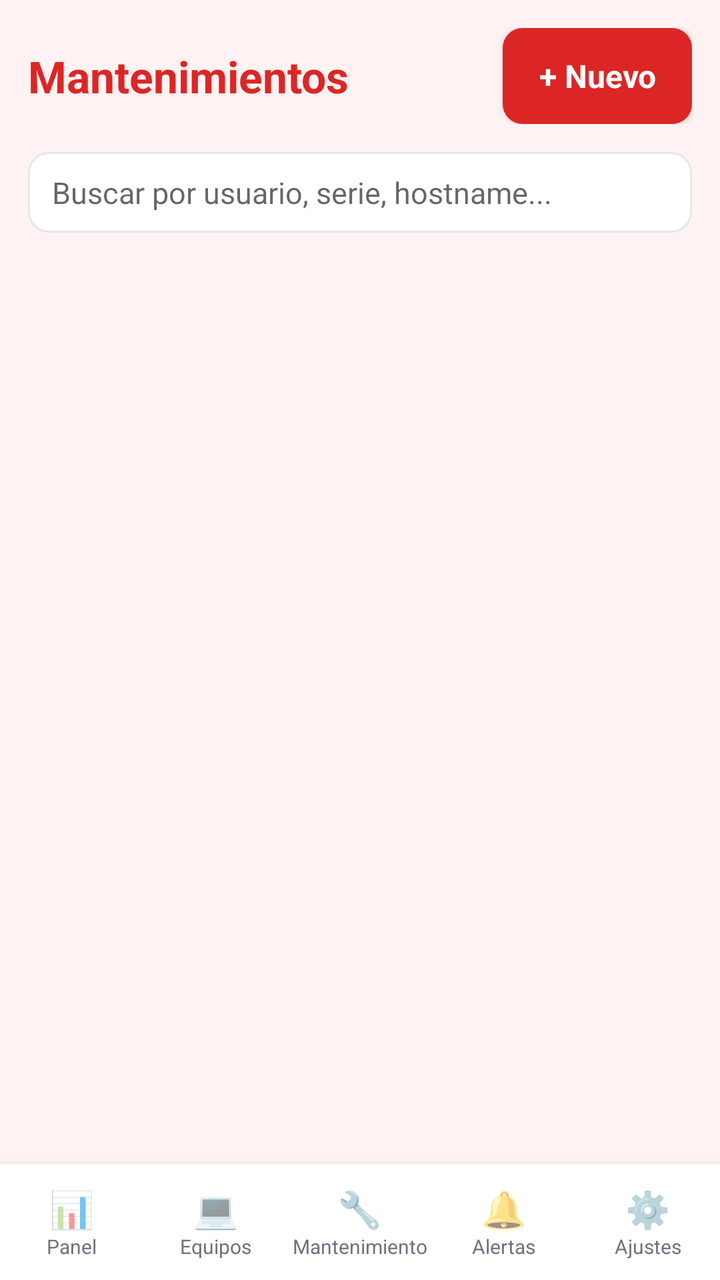
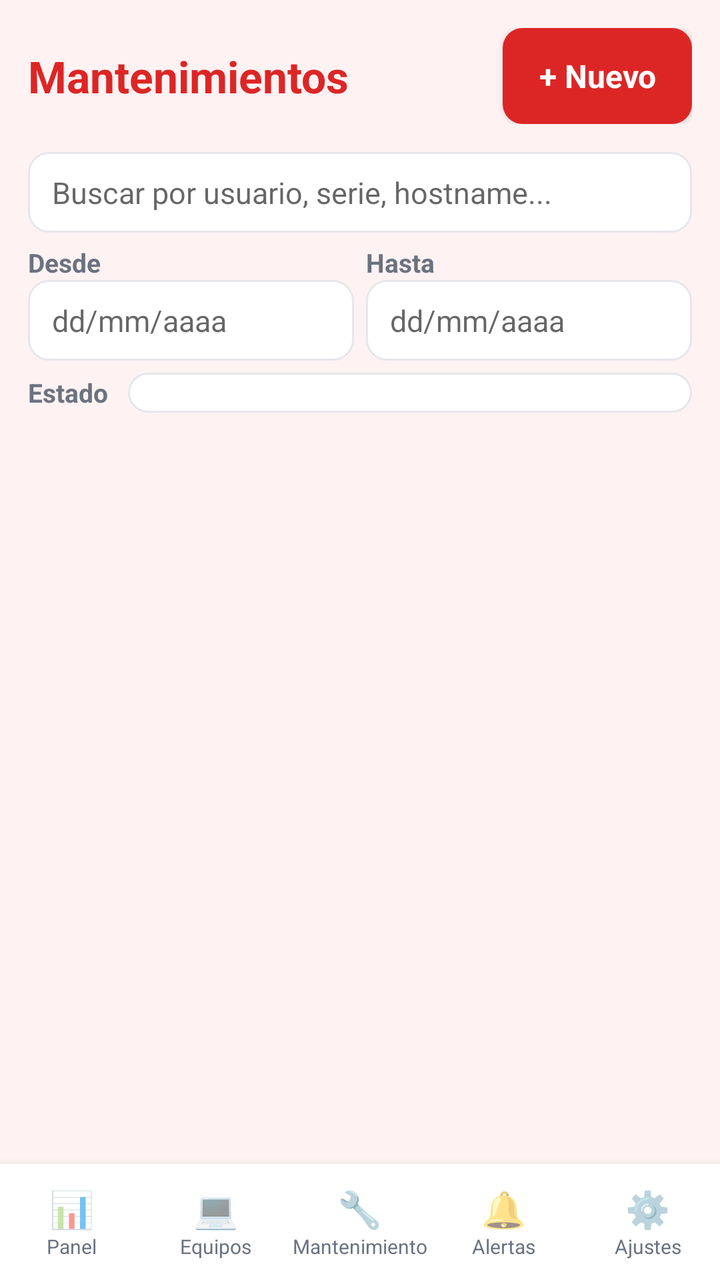

Screens rendered from an Android XML layout before and after an edit, with the pre-edit source and the edit as a unified diff.
<!-- AndroidManifest.xml: application theme AppTheme -->
<!-- res/layout/activity_mantenimientos.xml -->
<?xml version="1.0" encoding="utf-8"?>
<LinearLayout xmlns:android="http://schemas.android.com/apk/res/android"
    android:layout_width="match_parent"
    android:layout_height="match_parent"
    android:orientation="vertical"
    android:fitsSystemWindows="true"
    android:background="@color/bg">

    <LinearLayout
        android:layout_width="match_parent"
        android:layout_height="wrap_content"
        android:orientation="horizontal"
        android:gravity="center_vertical"
        android:padding="14dp">

        <TextView
            android:layout_width="0dp"
            android:layout_height="wrap_content"
            android:layout_weight="1"
            style="@style/Title"
            android:text="Mantenimientos" />

        <Button
            android:id="@+id/btnNuevoMantenimiento"
            style="@style/BtnPrimary"
            android:layout_width="wrap_content"
            android:layout_height="wrap_content"
            android:text="+ Nuevo" />
    </LinearLayout>

    <EditText
        android:id="@+id/searchMant"
        style="@style/Input"
        android:layout_marginLeft="14dp"
        android:layout_marginRight="14dp"
        android:layout_marginBottom="6dp"
        android:hint="Buscar por usuario, serie, hostname..."
        android:singleLine="true"
        android:imeOptions="actionSearch" />

    <ListView
        android:id="@+id/listaMantenimientos"
        android:layout_width="match_parent"
        android:layout_height="0dp"
        android:layout_weight="1"
        android:divider="@null"
        android:dividerHeight="0dp" />

    <TextView
        android:id="@+id/emptyMantenimientos"
        android:layout_width="match_parent"
        android:layout_height="wrap_content"
        android:gravity="center"
        android:padding="30dp"
        android:text="No hay mantenimientos registrados."
        android:textColor="@color/text_secondary"
        android:textSize="14sp"
        android:visibility="gone" />

    <include layout="@layout/nav_bottom" />
</LinearLayout>
<!-- res/layout/nav_bottom.xml (included above) -->
<?xml version="1.0" encoding="utf-8"?>
<LinearLayout xmlns:android="http://schemas.android.com/apk/res/android"
    android:id="@+id/bottomNav"
    android:layout_width="match_parent"
    android:layout_height="wrap_content"
    android:orientation="horizontal"
    android:background="@color/card"
    android:elevation="8dp"
    android:paddingTop="6dp"
    android:paddingBottom="6dp">

    <LinearLayout
        android:id="@+id/navPanel"
        android:layout_width="0dp"
        android:layout_height="wrap_content"
        android:layout_weight="1"
        android:gravity="center"
        android:orientation="vertical"
        android:paddingTop="4dp"
        android:paddingBottom="4dp">

        <TextView
            android:layout_width="wrap_content"
            android:layout_height="wrap_content"
            android:text="📊"
            android:textSize="18sp" />

        <TextView
            android:layout_width="wrap_content"
            android:layout_height="wrap_content"
            android:text="Panel"
            android:textSize="10sp"
            android:textColor="@color/text_secondary" />
    </LinearLayout>

    <LinearLayout
        android:id="@+id/navEquipos"
        android:layout_width="0dp"
        android:layout_height="wrap_content"
        android:layout_weight="1"
        android:gravity="center"
        android:orientation="vertical"
        android:paddingTop="4dp"
        android:paddingBottom="4dp">

        <TextView
            android:layout_width="wrap_content"
            android:layout_height="wrap_content"
            android:text="💻"
            android:textSize="18sp" />

        <TextView
            android:layout_width="wrap_content"
            android:layout_height="wrap_content"
            android:text="Equipos"
            android:textSize="10sp"
            android:textColor="@color/text_secondary" />
    </LinearLayout>

    <LinearLayout
        android:id="@+id/navMantenimientos"
        android:layout_width="0dp"
        android:layout_height="wrap_content"
        android:layout_weight="1"
        android:gravity="center"
        android:orientation="vertical"
        android:paddingTop="4dp"
        android:paddingBottom="4dp">

        <TextView
            android:layout_width="wrap_content"
            android:layout_height="wrap_content"
            android:text="🔧"
            android:textSize="18sp" />

        <TextView
            android:layout_width="wrap_content"
            android:layout_height="wrap_content"
            android:text="Mantenimiento"
            android:textSize="10sp"
            android:textColor="@color/text_secondary" />
    </LinearLayout>

    <LinearLayout
        android:id="@+id/navAlertas"
        android:layout_width="0dp"
        android:layout_height="wrap_content"
        android:layout_weight="1"
        android:gravity="center"
        android:orientation="vertical"
        android:paddingTop="4dp"
        android:paddingBottom="4dp">

        <TextView
            android:layout_width="wrap_content"
            android:layout_height="wrap_content"
            android:text="🔔"
            android:textSize="18sp" />

        <TextView
            android:layout_width="wrap_content"
            android:layout_height="wrap_content"
            android:text="Alertas"
            android:textSize="10sp"
            android:textColor="@color/text_secondary" />
    </LinearLayout>

    <LinearLayout
        android:id="@+id/navConfig"
        android:layout_width="0dp"
        android:layout_height="wrap_content"
        android:layout_weight="1"
        android:gravity="center"
        android:orientation="vertical"
        android:paddingTop="4dp"
        android:paddingBottom="4dp">

        <TextView
            android:layout_width="wrap_content"
            android:layout_height="wrap_content"
            android:text="⚙️"
            android:textSize="18sp" />

        <TextView
            android:layout_width="wrap_content"
            android:layout_height="wrap_content"
            android:text="Ajustes"
            android:textSize="10sp"
            android:textColor="@color/text_secondary" />
    </LinearLayout>
</LinearLayout>
<!-- resources referenced by this layout -->
<resources>
  <color name="bg">#FEF2F2</color>
  <color name="card">#FFFFFF</color>
  <color name="text_secondary">#6B7280</color>
  <style name="BtnPrimary" parent="android:Widget.Button">
          <item name="android:background">@drawable/bg_button_primary</item>
          <item name="android:textColor">#FFFFFF</item>
          <item name="android:textSize">16sp</item>
          <item name="android:textStyle">bold</item>
          <item name="android:textAllCaps">false</item>
          <item name="android:paddingLeft">18dp</item>
          <item name="android:paddingRight">18dp</item>
          <item name="android:paddingTop">10dp</item>
          <item name="android:paddingBottom">10dp</item>
      </style>
  <style name="Input">
          <item name="android:background">@drawable/bg_input</item>
          <item name="android:paddingLeft">12dp</item>
          <item name="android:paddingRight">12dp</item>
          <item name="android:paddingTop">10dp</item>
          <item name="android:paddingBottom">10dp</item>
          <item name="android:textSize">15sp</item>
          <item name="android:textColor">@color/text_primary</item>
          <item name="android:layout_width">match_parent</item>
          <item name="android:layout_height">wrap_content</item>
      </style>
  <style name="Title">
          <item name="android:textSize">22sp</item>
          <item name="android:textStyle">bold</item>
          <item name="android:textColor">@color/primary</item>
      </style>
  <style name="AppTheme" parent="android:Theme.Material.Light.NoActionBar">
          <item name="android:statusBarColor">@color/primary</item>
          <item name="android:navigationBarColor">@color/primary</item>
          <item name="android:windowBackground">@color/bg</item>
          <item name="android:colorAccent">@color/primary</item>
          <item name="android:forceDarkAllowed">false</item>
          <item name="android:windowOptOutEdgeToEdgeEnforcement">true</item>
          <item name="android:windowLayoutInDisplayCutoutMode">shortEdges</item>
      </style>
  <!-- drawable bg_button_primary (drawable) -->
  <?xml version="1.0" encoding="utf-8"?>
  <selector xmlns:android="http://schemas.android.com/apk/res/android">
      <item android:state_pressed="true">
          <shape android:shape="rectangle">
              <solid android:color="@color/primary_dark" />
              <corners android:radius="10dp" />
          </shape>
      </item>
      <item>
          <shape android:shape="rectangle">
              <solid android:color="@color/primary" />
              <corners android:radius="10dp" />
          </shape>
      </item>
  </selector>
  <!-- drawable bg_input (drawable) -->
  <?xml version="1.0" encoding="utf-8"?>
  <selector xmlns:android="http://schemas.android.com/apk/res/android">
      <item android:state_focused="true">
          <shape android:shape="rectangle">
              <solid android:color="@color/card" />
              <stroke android:width="2dp" android:color="@color/primary" />
              <corners android:radius="10dp" />
          </shape>
      </item>
      <item>
          <shape android:shape="rectangle">
              <solid android:color="@color/card" />
              <stroke android:width="1dp" android:color="@color/border" />
              <corners android:radius="10dp" />
          </shape>
      </item>
  </selector>
  <color name="text_primary">#4A1D1D</color>
  <color name="primary">#DC2626</color>
  <color name="primary_dark">#B91C1C</color>
  <color name="border">#E5E7EB</color>
</resources>

<!-- the commit's change to res/layout/activity_mantenimientos.xml (unified diff, before → after) -->
@@ -37,6 +37,75 @@
         android:hint="Buscar por usuario, serie, hostname..."
         android:singleLine="true"
         android:imeOptions="actionSearch" />
+
+    <LinearLayout
+        android:layout_width="match_parent"
+        android:layout_height="wrap_content"
+        android:orientation="horizontal"
+        android:paddingLeft="14dp"
+        android:paddingRight="14dp"
+        android:paddingBottom="6dp">
+
+        <LinearLayout
+            android:layout_width="0dp"
+            android:layout_height="wrap_content"
+            android:layout_weight="1"
+            android:layout_marginRight="6dp"
+            android:orientation="vertical">
+
+            <TextView
+                android:layout_width="wrap_content"
+                android:layout_height="wrap_content"
+                style="@style/Label"
+                android:text="Desde" />
+
+            <EditText
+                android:id="@+id/filterDesde"
+                style="@style/Input"
+                android:hint="dd/mm/aaaa" />
+        </LinearLayout>
+
+        <LinearLayout
+            android:layout_width="0dp"
+            android:layout_height="wrap_content"
+            android:layout_weight="1"
+            android:orientation="vertical">
+
+            <TextView
+                android:layout_width="wrap_content"
+                android:layout_height="wrap_content"
+                style="@style/Label"
+                android:text="Hasta" />
+
+            <EditText
+                android:id="@+id/filterHasta"
+                style="@style/Input"
+                android:hint="dd/mm/aaaa" />
+        </LinearLayout>
+    </LinearLayout>
+
+    <LinearLayout
+        android:layout_width="match_parent"
+        android:layout_height="wrap_content"
+        android:orientation="horizontal"
+        android:gravity="center_vertical"
+        android:paddingLeft="14dp"
+        android:paddingRight="14dp"
+        android:paddingBottom="8dp">
+
+        <TextView
+            android:layout_width="wrap_content"
+            android:layout_height="wrap_content"
+            style="@style/Label"
+            android:text="Estado" />
+
+        <Spinner
+            android:id="@+id/filterEstado"
+            style="@style/Input"
+            android:layout_width="0dp"
+            android:layout_weight="1"
+            android:layout_marginLeft="10dp" />
+    </LinearLayout>
 
     <ListView
         android:id="@+id/listaMantenimientos"
<!-- resource entries referenced after the edit -->
@@ -24,6 +24,11 @@
           <item name="android:textColor">@color/text_primary</item>
           <item name="android:layout_width">match_parent</item>
           <item name="android:layout_height">wrap_content</item>
+      </style>
+  <style name="Label">
+          <item name="android:textSize">13sp</item>
+          <item name="android:textStyle">bold</item>
+          <item name="android:textColor">@color/text_secondary</item>
       </style>
   <style name="Title">
           <item name="android:textSize">22sp</item>
